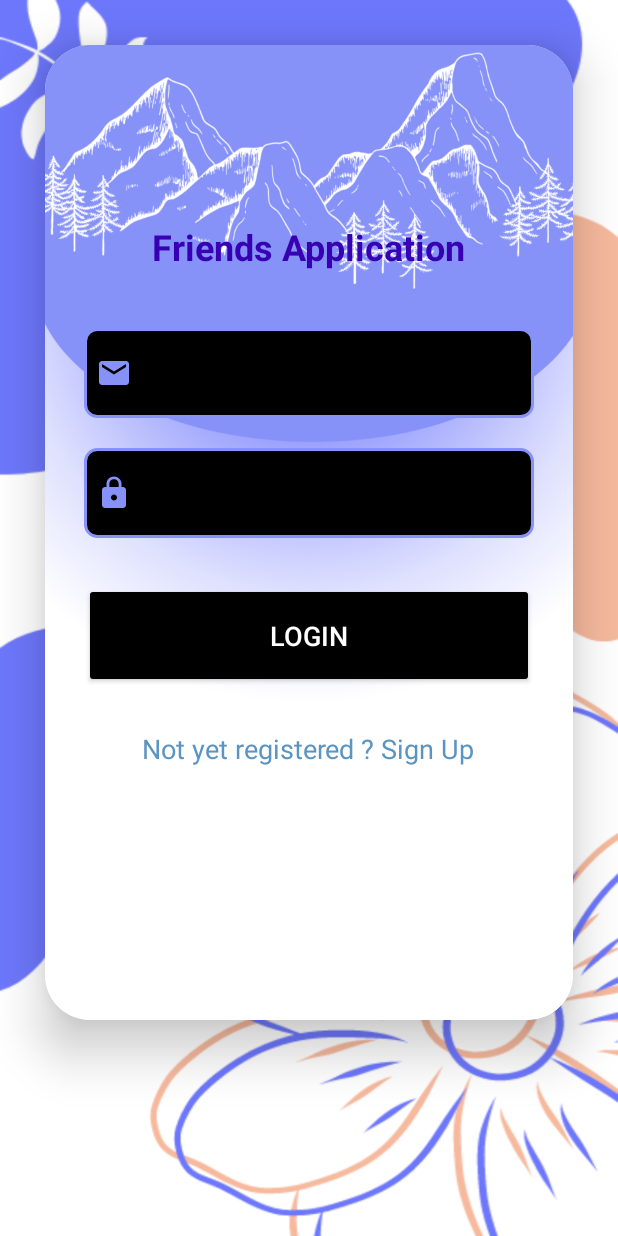
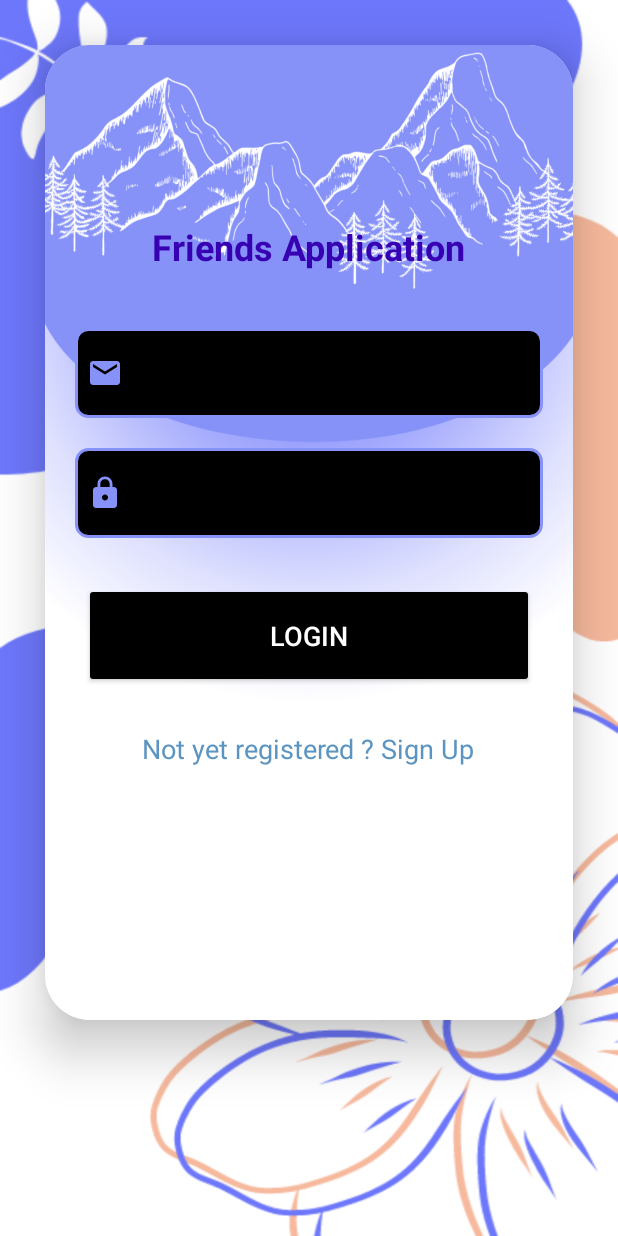
Before and after one commit to nahian00777/Mobile-App-Development-Project, an Android app built with Jetpack Compose: the LoginPage screen opened directly, with no data from a screen before it, on a phone screen of 412 x 824 dp. Run offline under Robolectric (Android 15) with nearby library versions, the phone set to English and light mode, and no system bars.

Commit message:
Last Update

```diff
--- a/app/src/main/java/com/knowbuddy/friendsforever/frontend/pages/LoginPage.kt
+++ b/app/src/main/java/com/knowbuddy/friendsforever/frontend/pages/LoginPage.kt
@@ -6,6 +6,7 @@ import android.net.wifi.hotspot2.pps.HomeSp
 import android.os.Bundle
 import android.widget.Button
 import android.widget.EditText
+import android.widget.TextView
 import android.widget.Toast
 import androidx.appcompat.app.AppCompatActivity
 import com.knowbuddy.friendsforever.R
@@ -22,6 +23,7 @@ class LoginPage : AppCompatActivity() {
         val emailEditText = findViewById<EditText>(R.id.login_email)
         val passwordEditText = findViewById<EditText>(R.id.login_password)
         val loginButton = findViewById<Button>(R.id.login_button)
+        val signUpRedirectText = findViewById<TextView>(R.id.signUpRedirectText)
 
         loginButton.setOnClickListener {
             val email = emailEditText.text.toString().trim()
@@ -58,6 +60,11 @@ class LoginPage : AppCompatActivity() {
                 }
             }
         }
+        // Add this OnClickListener for the SignUp TextView
+        signUpRedirectText.setOnClickListener {
+            val intent = Intent(this, RegisterPage::class.java)
+            startActivity(intent)
+        }
     }
 
     private fun isValidEmail(email: String): Boolean {
--- a/app/src/main/res/layout/activity_login_page.xml
+++ b/app/src/main/res/layout/activity_login_page.xml
@@ -15,7 +15,8 @@
       app:cardCornerRadius="30dp"
       app:cardElevation="20dp"
       android:layout_gravity="center"
-    >
+
+      >
 
     <LinearLayout
         android:layout_width="match_parent"
@@ -27,11 +28,11 @@
 
       <LinearLayout
           android:layout_width="match_parent"
-          android:layout_height="632dp"
-          android:layout_marginTop="90dp"
-          android:layout_marginBottom="90dp"
+          android:layout_height="wrap_content"
+          android:gravity="center"
           android:orientation="vertical"
-
+          android:layout_marginTop="70dp"
+          android:padding="20dp"
           >
         <TextView
             android:layout_width="wrap_content"
@@ -44,31 +45,31 @@
             android:textColor="@color/purple_700"
             android:textSize="24sp"
             android:textStyle="bold" />
-
+        <!-- Email input field -->
         <EditText
             android:id="@+id/login_email"
-            android:layout_width="300dp"
+            android:layout_width="match_parent"
             android:layout_height="60dp"
-            android:layout_gravity="center"
             android:layout_marginTop="30dp"
             android:background="@drawable/edittext_bkg"
-            android:drawableLeft="@drawable/baseline_email_24"
+            android:drawableStart="@drawable/baseline_email_24"
             android:drawablePadding="8dp"
             android:hint="@string/Email"
+            android:inputType="textEmailAddress"
             android:padding="8dp" />
-
+        <!-- Password input field -->
         <EditText
             android:id="@+id/login_password"
-            android:layout_width="300dp"
+            android:layout_width="match_parent"
             android:layout_height="60dp"
-            android:layout_gravity="center"
             android:layout_marginTop="20dp"
+            android:hint="@string/Password"
+            android:inputType="textPassword"
+            android:padding="8dp"
             android:background="@drawable/edittext_bkg"
             android:drawableLeft="@drawable/baseline_lock_24"
-            android:drawablePadding="8dp"
-            android:hint="@string/Password"
-            android:inputType="textPassword"
-            android:padding="8dp" />
+            />
+
 
         <Button
             android:id="@+id/login_button"
@@ -78,7 +79,7 @@
             android:layout_marginTop="30dp"
             android:backgroundTint="@color/black"
             android:text="@string/login"
-            android:textColor="@color/white"
+            android:textColor="@color/design_default_color_background"
             android:textSize="18sp"
             app:cornerRadius="30dp" />
 
```
Also changed, not shown: app/src/main/java/com/knowbuddy/friendsforever/frontend/pages/RegisterPage.kt (+10 -0 lines), app/src/main/res/layout/activity_register_page.xml (+15 -5 lines).
